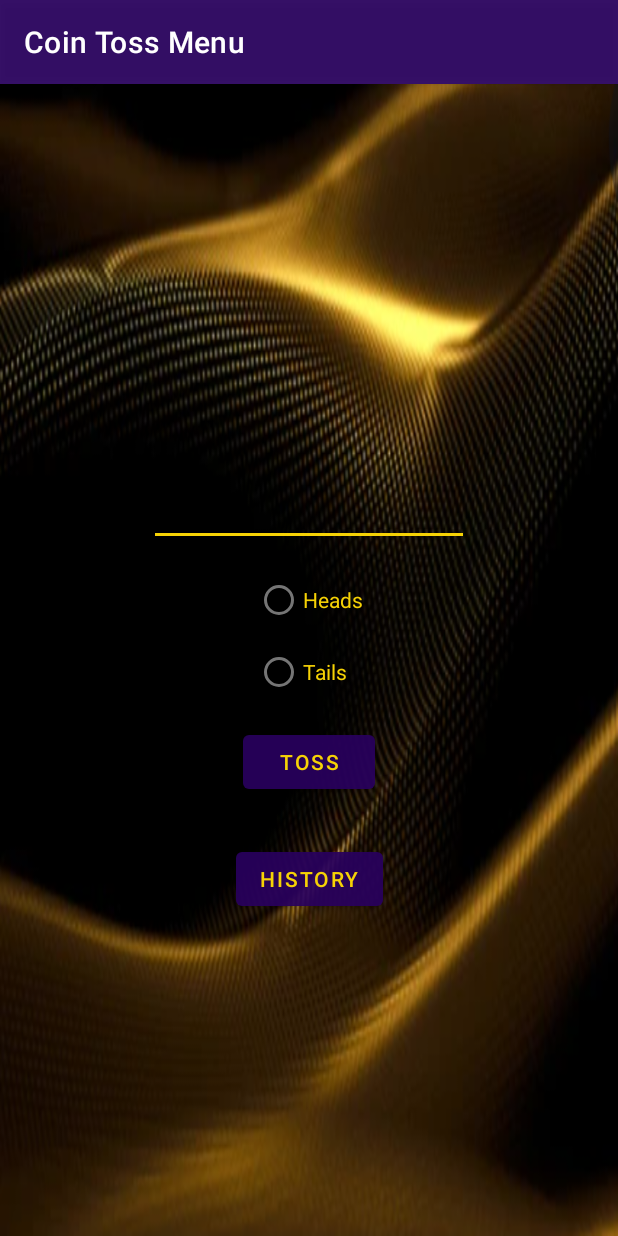
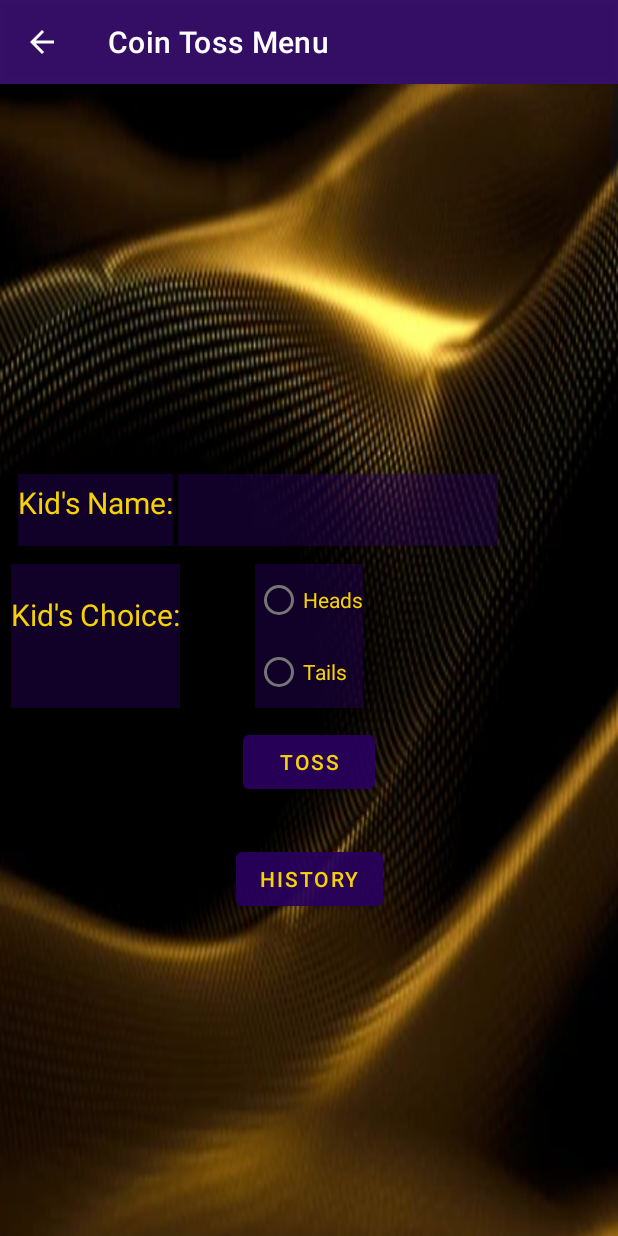
Before and after one commit to mikhael-oo/Parent-app, an Android app: the CoinFlipMenuActivity screen opened directly, with no data from a screen before it, on a phone screen of 412 x 824 dp. Run offline under Robolectric (Android 15) with nearby library versions, the phone set to English and light mode, and no system bars.

Commit message:
added toolbar back button and more user friendly menu

```diff
--- a/app/src/main/java/com/example/parentapp/CoinFlipMenuActivity.java
+++ b/app/src/main/java/com/example/parentapp/CoinFlipMenuActivity.java
@@ -1,10 +1,13 @@
 package com.example.parentapp;
 
+import androidx.annotation.NonNull;
+import androidx.appcompat.app.ActionBar;
 import androidx.appcompat.app.AppCompatActivity;
 
 import android.content.Context;
 import android.content.Intent;
 import android.os.Bundle;
+import android.view.MenuItem;
 import android.view.View;
 import android.widget.Button;
 import android.widget.EditText;
@@ -25,10 +28,27 @@ public class CoinFlipMenuActivity extends AppCompatActivity {
     protected void onCreate(Bundle savedInstanceState) {
         super.onCreate(savedInstanceState);
         setContentView(R.layout.activity_coin_flip_menu);
+        ActionBar ab = getSupportActionBar();
+        assert ab != null;
+        ab.setDisplayHomeAsUpEnabled(true);
 
         setTitle(getString(R.string.coin_toss_menu_title));
         setupTossMenuBtn();
         setupHistoryBtn();
+    }
+
+
+
+    @Override
+    public boolean onOptionsItemSelected(@NonNull MenuItem item) {
+        switch(item.getItemId()) {
+            case android.R.id.home:
+                finish();
+                return true;
+
+            default:
+                return super.onOptionsItemSelected(item);
+        }
     }
 
 
--- a/app/src/main/res/layout/activity_coin_flip_menu.xml
+++ b/app/src/main/res/layout/activity_coin_flip_menu.xml
@@ -1,4 +1,5 @@
 <?xml version="1.0" encoding="utf-8"?>
+
 <androidx.constraintlayout.widget.ConstraintLayout xmlns:android="http://schemas.android.com/apk/res/android"
     xmlns:app="http://schemas.android.com/apk/res-auto"
     xmlns:tools="http://schemas.android.com/tools"
@@ -7,20 +8,32 @@
     tools:context=".CoinFlipMenuActivity"
     android:background="@drawable/backg">
 
+    <com.google.android.material.appbar.AppBarLayout
+        android:layout_width="match_parent"
+        android:layout_height="wrap_content"
+        app:layout_constraintBottom_toTopOf="@+id/coin_kidName_editText"
+        app:layout_constraintEnd_toEndOf="parent"
+        app:layout_constraintStart_toStartOf="parent"
+        app:layout_constraintTop_toTopOf="parent"
+        tools:ignore="MissingConstraints"/>
+
     <EditText
+
         android:id="@+id/coin_kidName_editText"
         android:layout_width="wrap_content"
         android:layout_height="wrap_content"
-        android:layout_marginStart="101dp"
-        android:layout_marginEnd="101dp"
+        android:layout_marginEnd="80dp"
         android:layout_marginBottom="200dp"
+        android:background="#6D28015D"
         android:ems="10"
         android:inputType="textPersonName"
         android:minHeight="48dp"
+        android:padding="8dp"
+        android:shadowColor="#FFF6D205"
         android:textColor="#FFF6D205"
+        android:textColorHint="#304FFE"
         app:layout_constraintBottom_toBottomOf="parent"
         app:layout_constraintEnd_toEndOf="parent"
-        app:layout_constraintStart_toStartOf="parent"
         app:layout_constraintTop_toTopOf="parent"
         tools:ignore="Autofill,LabelFor,SpeakableTextPresentCheck" />
 
@@ -38,6 +51,7 @@
         android:id="@+id/coin_menu_rg"
         android:layout_width="wrap_content"
         android:layout_height="wrap_content"
+        android:background="#6D28015D"
         app:layout_constraintBottom_toTopOf="@+id/toss_menu_btn"
         app:layout_constraintEnd_toEndOf="parent"
         app:layout_constraintStart_toStartOf="parent"
@@ -70,4 +84,36 @@
         app:layout_constraintTop_toBottomOf="@+id/toss_menu_btn"
         app:layout_constraintVertical_bias="0.123" />
 
+    <TextView
+        android:id="@+id/coin_kidName_tv"
+        android:layout_width="wrap_content"
+        android:layout_height="0dp"
+        android:layout_marginStart="8dp"
+        android:background="#6D28015D"
+        android:paddingTop="5dp"
+        android:text="@string/coin_kid_s_name_tv"
+        android:textAlignment="center"
+        android:textColor="#FFF6D205"
+        android:textSize="20sp"
+        app:layout_constraintBottom_toBottomOf="@+id/coin_kidName_editText"
+        app:layout_constraintEnd_toStartOf="@+id/coin_kidName_editText"
+        app:layout_constraintStart_toStartOf="parent"
+        app:layout_constraintTop_toTopOf="@+id/coin_kidName_editText" />
+
+    <TextView
+        android:id="@+id/coin_kidChoice_tv"
+        android:layout_width="wrap_content"
+        android:layout_height="0dp"
+        android:layout_marginStart="8dp"
+        android:background="#6D28015D"
+        android:paddingTop="20dp"
+        android:text="@string/coin_kid_s_choice_tv"
+        android:textAlignment="center"
+        android:textColor="#FFF6D205"
+        android:textSize="20sp"
+        app:layout_constraintBottom_toBottomOf="@+id/coin_menu_rg"
+        app:layout_constraintEnd_toStartOf="@+id/coin_kidName_editText"
+        app:layout_constraintStart_toStartOf="parent"
+        app:layout_constraintTop_toTopOf="@+id/coin_menu_rg" />
+
 </androidx.constraintlayout.widget.ConstraintLayout>
--- a/app/src/main/res/values/strings.xml
+++ b/app/src/main/res/values/strings.xml
@@ -30,4 +30,6 @@
     <string name="kid_menu_title">Kid Configuration</string>
     <string name="kid_menu_activity_title">List of Kids!</string>
     <string name="timeout_timer_title">Timeout Timer</string>
+    <string name="coin_kid_s_name_tv">Kid\'s Name:</string>
+    <string name="coin_kid_s_choice_tv">Kid\'s Choice:</string>
 </resources>
```
Also changed, not shown: app/src/main/java/com/example/parentapp/CoinTossAct.java (+24 -1 lines), app/src/main/java/com/example/parentapp/HistoryActivity.java (+23 -0 lines), app/src/main/res/layout/activity_coin_toss.xml (+8 -0 lines), app/src/main/res/layout/activity_history.xml (+8 -0 lines).
